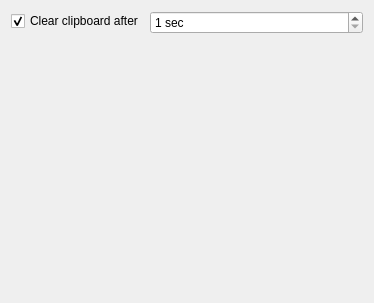
This is src/gui/SettingsWidgetSecurity.ui in danilovsergei/keepassx-gdrive as Qt 5 draws it before an edit. The edited form follows.
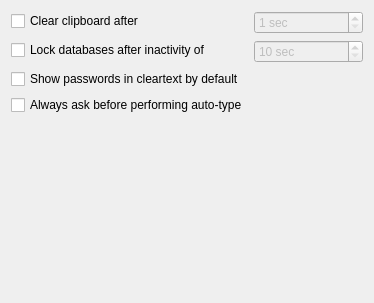
This is the edited form.

Commit message: Per feature Polish UI #15:  - Modied UI of the cloud settings page.  - Synced settings page with the trunk main keepassx project (Some new settings are not used yet.)

The edit to the form file:
```diff
--- a/src/gui/SettingsWidgetSecurity.ui
+++ b/src/gui/SettingsWidgetSecurity.ui
@@ -16,13 +16,13 @@
      <property name="text">
       <string>Clear clipboard after</string>
      </property>
-     <property name="checked">
-      <bool>true</bool>
-     </property>
     </widget>
    </item>
    <item row="0" column="1">
     <widget class="QSpinBox" name="clearClipboardSpinBox">
+     <property name="enabled">
+      <bool>false</bool>
+     </property>
      <property name="suffix">
       <string> sec</string>
      </property>
@@ -34,6 +34,43 @@
      </property>
     </widget>
    </item>
+   <item row="1" column="0">
+    <widget class="QCheckBox" name="lockDatabaseIdleCheckBox">
+     <property name="text">
+      <string>Lock databases after inactivity of</string>
+     </property>
+    </widget>
+   </item>
+   <item row="1" column="1">
+    <widget class="QSpinBox" name="lockDatabaseIdleSpinBox">
+     <property name="enabled">
+      <bool>false</bool>
+     </property>
+     <property name="suffix">
+      <string> sec</string>
+     </property>
+     <property name="minimum">
+      <number>10</number>
+     </property>
+     <property name="maximum">
+      <number>9999</number>
+     </property>
+    </widget>
+   </item>
+   <item row="2" column="0">
+    <widget class="QCheckBox" name="passwordCleartextCheckBox">
+     <property name="text">
+      <string>Show passwords in cleartext by default</string>
+     </property>
+    </widget>
+   </item>
+   <item row="3" column="0">
+    <widget class="QCheckBox" name="autoTypeAskCheckBox">
+     <property name="text">
+      <string>Always ask before performing auto-type</string>
+     </property>
+    </widget>
+   </item>
   </layout>
  </widget>
  <resources/>
```
Left out of the diff: 4 changed lines with no effect on the pictures. The commit also changes 12 other files.
